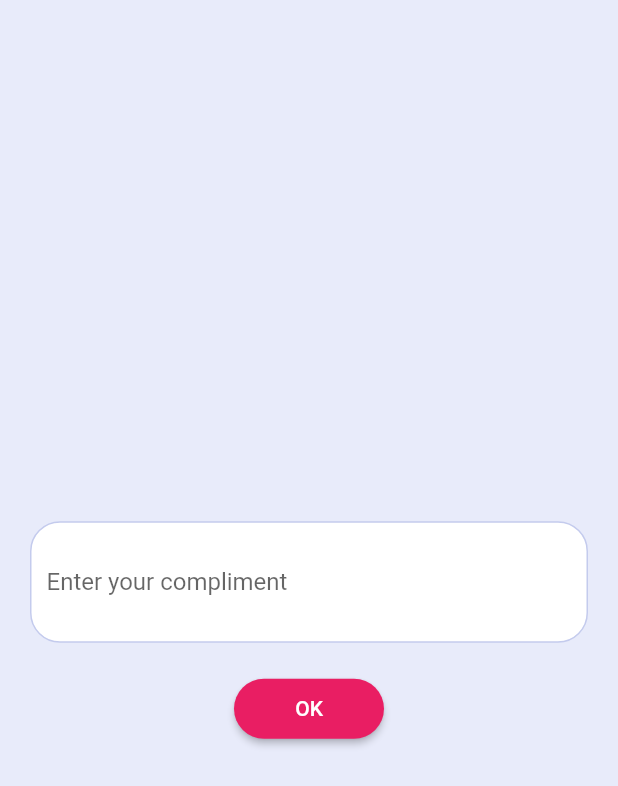
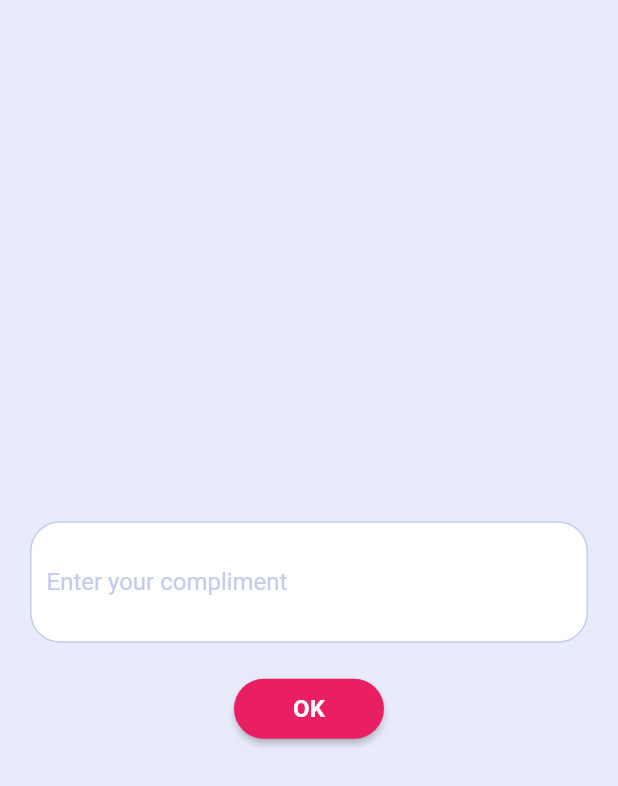
Before and after one commit to dobrunov/compliment_app, a Flutter app: the screen it shows after launch, after a tap on "CREATE", on a phone screen of 412 x 824 dp. Shown: the top 786 px of the screen. Run offline on Flutter 3.47's test engine with Material 2 defaults, Android fonts, the phone set to English and light mode, and no system bars; our stand-ins replace image_gallery_saver, permission_handler, screenshot, share_plus.

Commit message:
work with text styles 1

```diff
--- a/lib/screens/home_screen.dart
+++ b/lib/screens/home_screen.dart
@@ -3,8 +3,9 @@ import 'dart:convert';
 import 'package:flutter/services.dart';
 
 import '../screens/share_screen.dart';
-import '../constants/constants.dart';
 import '../models/compliment_model.dart';
+import '../styles/colors.dart';
+import '../styles/constants.dart';
 
 class HomeScreen extends StatefulWidget {
   const HomeScreen({Key? key}) : super(key: key);
@@ -38,7 +39,7 @@ class _HomeScreenState extends State<HomeScreen> {
   @override
   Widget build(BuildContext context) {
     return Scaffold(
-      backgroundColor: const Color(0xFFE8EBFA),
+      backgroundColor: AppColors.backgroundColor,
       body: SafeArea(
         child: Column(
           children: [
@@ -47,7 +48,11 @@ class _HomeScreenState extends State<HomeScreen> {
               child: Center(
                 child: Text(
                   compliments.length.toString(),
-                  style: const TextStyle(fontSize: 58.0, fontWeight: FontWeight.bold),
+                  style: const TextStyle(
+                    color: AppColors.counterColorText,
+                    fontWeight: FontWeight.bold,
+                    fontSize: 58.0,
+                  ),
                 ),
               ),
             ),
@@ -56,7 +61,11 @@ class _HomeScreenState extends State<HomeScreen> {
               child: Center(
                 child: Text(
                   'COMPLIMENTS',
-                  style: const TextStyle(fontSize: 18.0, fontWeight: FontWeight.bold),
+                  style: const TextStyle(
+                    color: AppColors.appTextColor,
+                    fontSize: 18.0,
+                    fontWeight: FontWeight.bold,
+                  ),
                 ),
               ),
             ),
@@ -67,7 +76,14 @@ class _HomeScreenState extends State<HomeScreen> {
                   onPressed: () {
                     Navigator.pushNamed(context, '/new-comp-screen');
                   },
-                  child: const Text('CREATE'),
+                  child: const Text(
+                    'CREATE',
+                    style: const TextStyle(
+                      color: AppColors.appButtonTextColor,
+                      fontSize: 16.0,
+                      fontWeight: FontWeight.bold,
+                    ),
+                  ),
                   style: ElevatedButton.styleFrom(
                     fixedSize: const Size(100, 40),
                     shape: RoundedRectangleBorder(
@@ -78,7 +94,14 @@ class _HomeScreenState extends State<HomeScreen> {
               ],
             ),
             gap10,
-            const Text('OR CHOOSE'),
+            const Text(
+              'OR CHOOSE',
+              style: const TextStyle(
+                color: AppColors.appTextColor,
+                fontSize: 16.0,
+                fontWeight: FontWeight.normal,
+              ),
+            ),
             gap10,
             Expanded(
               child: ListView.builder(
@@ -95,7 +118,11 @@ class _HomeScreenState extends State<HomeScreen> {
                         child: Center(
                           child: Text(
                             "'" + compliments[index].description + "'",
-                            style: TextStyle(fontSize: 14.0, fontStyle: FontStyle.italic),
+                            style: TextStyle(
+                              color: AppColors.appTextColor,
+                              fontSize: 14.0,
+                              fontStyle: FontStyle.italic,
+                            ),
                           ),
                         ),
                       ),
@@ -112,7 +139,14 @@ class _HomeScreenState extends State<HomeScreen> {
             ),
             gap10,
             ElevatedButton(
-              child: const Text('SHUFFLE'),
+              child: const Text(
+                'SHUFFLE',
+                style: const TextStyle(
+                  color: AppColors.appButtonTextColor,
+                  fontSize: 16.0,
+                  fontWeight: FontWeight.bold,
+                ),
+              ),
               style: ElevatedButton.styleFrom(
                 fixedSize: const Size(100, 40),
                 shape: RoundedRectangleBorder(
--- a/lib/screens/new_compliment.dart
+++ b/lib/screens/new_compliment.dart
@@ -1,6 +1,7 @@
 import 'package:flutter/material.dart';
 
 import '../models/compliment_model.dart';
+import '../styles/colors.dart';
 
 class NewCompliment extends StatefulWidget {
   const NewCompliment({Key? key}) : super(key: key);
@@ -23,7 +24,7 @@ class _NewComplimentState extends State<NewCompliment> {
   @override
   Widget build(BuildContext context) {
     return Scaffold(
-      backgroundColor: const Color(0xFFE8EBFA),
+      backgroundColor: AppColors.backgroundColor,
       body: Center(
         child: Column(
           mainAxisAlignment: MainAxisAlignment.center,
@@ -32,14 +33,15 @@ class _NewComplimentState extends State<NewCompliment> {
               margin: EdgeInsets.all(20),
               padding: EdgeInsets.all(10),
               decoration: BoxDecoration(
-                color: Colors.white,
-                border: Border.all(color: const Color(0xFFC4CBED), width: 1.0),
+                color: AppColors.textFieldBackgroundColor,
+                border: Border.all(color: AppColors.textFieldBorderColor, width: 1.0),
                 borderRadius: BorderRadius.all(Radius.circular(20.0)),
               ),
               child: TextField(
                 controller: _newCompliment,
                 decoration: InputDecoration(
                   labelText: 'Enter your compliment',
+                  labelStyle: TextStyle(color: AppColors.textFieldTextLabelColor),
                   border: InputBorder.none,
                 ),
               ),
@@ -52,7 +54,14 @@ class _NewComplimentState extends State<NewCompliment> {
                   arguments: Compliment(description: _newCompliment.text),
                 );
               },
-              child: const Text('OK'),
+              child: const Text(
+                'OK',
+                style: const TextStyle(
+                  color: AppColors.appButtonTextColor,
+                  fontSize: 16.0,
+                  fontWeight: FontWeight.bold,
+                ),
+              ),
               style: ElevatedButton.styleFrom(
                 fixedSize: const Size(100, 40),
                 shape: RoundedRectangleBorder(
--- a/lib/screens/share_screen.dart
+++ b/lib/screens/share_screen.dart
@@ -1,8 +1,9 @@
 import 'package:flutter/material.dart';
 import 'package:screenshot/screenshot.dart';
 
-import '../constants/constants.dart';
 import '../models/compliment_model.dart';
+import '../styles/colors.dart';
+import '../styles/constants.dart';
 import '../widgets/compliment_card.dart';
 import '../widgets/share_button.dart';
 
@@ -32,7 +33,7 @@ class _ShareScreenState extends State<ShareScreen> {
   @override
   Widget build(BuildContext context) {
     return Scaffold(
-      backgroundColor: const Color(0xFFE8EBFA),
+      backgroundColor: AppColors.backgroundColor,
       body: Center(
         child: Column(
           mainAxisAlignment: MainAxisAlignment.center,
--- /dev/null
+++ b/lib/styles/colors.dart
@@ -0,0 +1,25 @@
+import 'package:flutter/material.dart';
+
+class AppColors {
+  static const Color white = Colors.white;
+  static const Color black = Colors.black;
+
+  static const Color appTextColor = black;
+  static const Color appButtonTextColor = white;
+
+  static const Color cardColorBackground = white;
+  static const Color cardColorText = black;
+  static const Color borderColor = Color(0xFFC4CBED);
+
+  static const Color counterColorText = black;
+
+  static const Color textFieldBackgroundColor = white;
+  static const Color textFieldBorderColor = Color(0xFFC4CBED);
+  static const Color textFieldTextLabelColor = Color(0xFFC4CBED);
+
+  static const Color primaryColor = Color(0xFFFFFFFF);
+  static const Color accentColor = Color(0xFFFFFFFF);
+  static const Color textColor = Color(0xFFFFFFFF);
+
+  static const Color backgroundColor = Color(0xFFE8EBFA);
+}
--- a/lib/widgets/compliment_card.dart
+++ b/lib/widgets/compliment_card.dart
@@ -1,6 +1,7 @@
 import 'package:flutter/material.dart';
 
 import '../models/compliment_model.dart';
+import '../styles/colors.dart';
 
 class ComplimentCard extends StatelessWidget {
   const ComplimentCard({Key? key, required this.compliment}) : super(key: key);
@@ -15,7 +16,7 @@ class ComplimentCard extends StatelessWidget {
       height: 300,
       decoration: BoxDecoration(
         borderRadius: BorderRadius.all(Radius.circular(20)),
-        color: Colors.white,
+        color: AppColors.cardColorBackground,
       ),
       child: Column(
         mainAxisAlignment: MainAxisAlignment.center,
@@ -27,7 +28,7 @@ class ComplimentCard extends StatelessWidget {
                 "''" + compliment.description + "''",
                 textAlign: TextAlign.justify,
                 style: TextStyle(
-                  color: Colors.black,
+                  color: AppColors.cardColorText,
                   fontWeight: FontWeight.bold,
                   fontSize: 18.0,
                 ),
--- a/lib/widgets/share_button.dart
+++ b/lib/widgets/share_button.dart
@@ -9,6 +9,7 @@ import 'package:image_gallery_saver/image_gallery_saver.dart';
 import 'package:permission_handler/permission_handler.dart';
 
 import '../models/compliment_model.dart';
+import '../styles/colors.dart';
 import 'compliment_card.dart';
 
 class ShareButton extends StatelessWidget {
@@ -24,7 +25,14 @@ class ShareButton extends StatelessWidget {
   @override
   Widget build(BuildContext context) {
     return ElevatedButton(
-      child: const Text('SHARE'),
+      child: const Text(
+        'SHARE',
+        style: const TextStyle(
+          color: AppColors.appButtonTextColor,
+          fontSize: 16.0,
+          fontWeight: FontWeight.bold,
+        ),
+      ),
       style: ElevatedButton.styleFrom(
         fixedSize: const Size(100, 40),
         shape: RoundedRectangleBorder(
```
Also changed, not shown: lib/styles/constants.dart (renamed from lib/constants/constants.dart).
